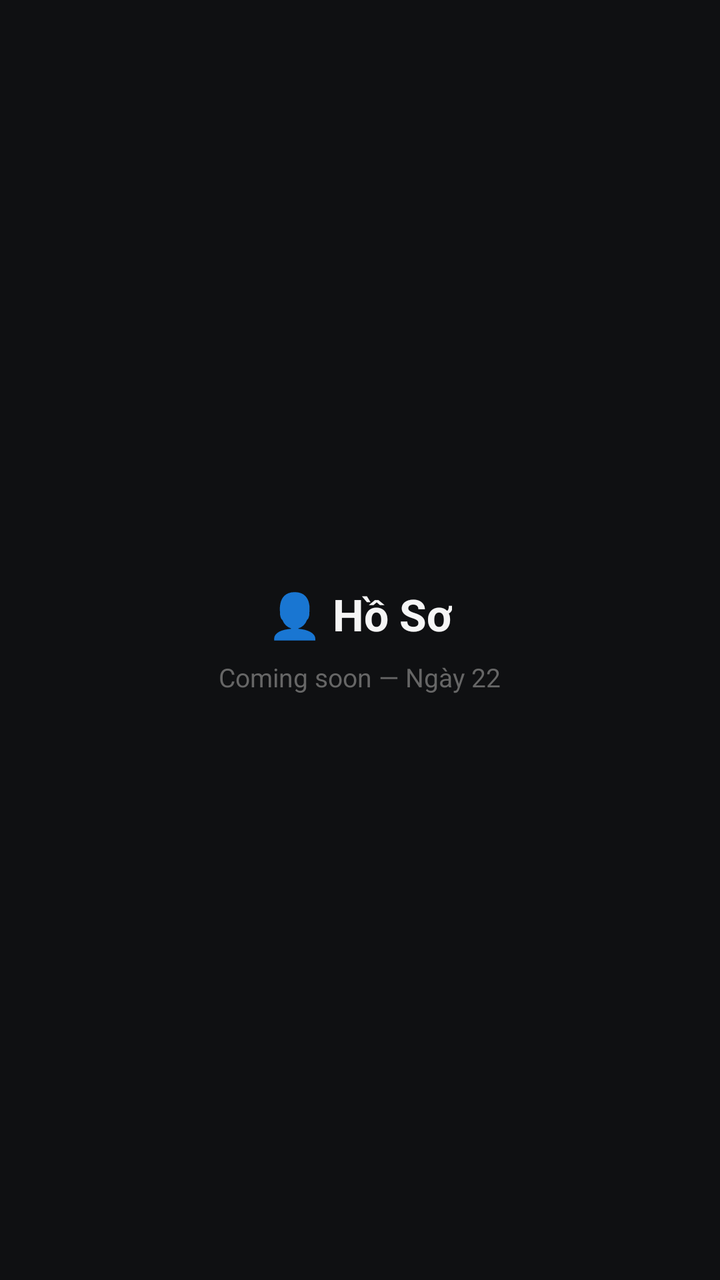
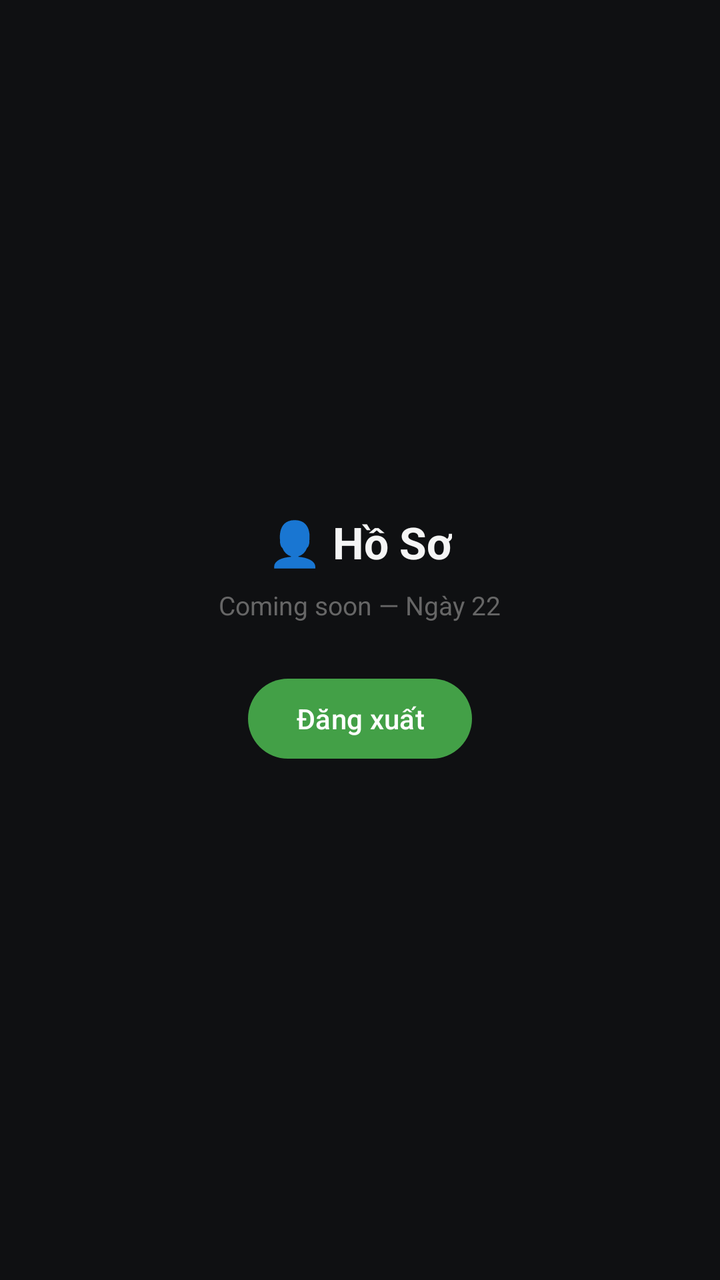

An Android layout rendered at two revisions. The XML below is the earlier revision; the diff shows what the commit changed to produce the second picture.
<!-- AndroidManifest.xml: application theme Theme.StadiumFind -->
<!-- res/layout/fragment_profile.xml -->
<?xml version="1.0" encoding="utf-8"?>
<LinearLayout xmlns:android="http://schemas.android.com/apk/res/android"
    android:layout_width="match_parent"
    android:layout_height="match_parent"
    android:gravity="center"
    android:orientation="vertical"
    android:background="@color/surface_dark">

    <TextView
        android:layout_width="wrap_content"
        android:layout_height="wrap_content"
        android:text="👤 Hồ Sơ"
        android:textColor="@color/text_primary"
        android:textSize="22sp"
        android:textStyle="bold" />

    <TextView
        android:layout_width="wrap_content"
        android:layout_height="wrap_content"
        android:layout_marginTop="8dp"
        android:text="Coming soon — Ngày 22"
        android:textColor="@color/text_hint"
        android:textSize="13sp" />
</LinearLayout>
<!-- resources referenced by this layout -->
<resources>
  <color name="surface_dark">#0F1012</color>
  <color name="text_hint">#666666</color>
  <color name="text_primary">#F5F5F5</color>
  <style name="Theme.StadiumFind" parent="Base.Theme.StadiumFind" />
  <style name="Base.Theme.StadiumFind" parent="Theme.Material3.Dark.NoActionBar">
          
          <item name="colorPrimary">@color/primary_400</item>
          <item name="colorOnPrimary">@color/text_on_primary</item>
          <item name="colorPrimaryContainer">@color/primary_600</item>
          <item name="colorOnPrimaryContainer">@color/primary_300</item>
  
          
          <item name="colorSurface">@color/surface_dark</item>
          <item name="colorOnSurface">@color/text_primary</item>
          <item name="colorSurfaceVariant">@color/surface_card</item>
          <item name="colorOnSurfaceVariant">@color/text_secondary</item>
  
          
          <item name="colorOutline">@color/stroke_default</item>
          <item name="colorOutlineVariant">@color/stroke_default</item>
  
          
          <item name="colorError">@color/error_red</item>
          <item name="colorOnError">@color/white</item>
  
          
          <item name="android:colorBackground">@color/surface_dark</item>
          <item name="android:windowBackground">@color/surface_dark</item>
          <item name="android:statusBarColor">@android:color/transparent</item>
          <item name="android:navigationBarColor">@color/surface_elevated</item>
          <item name="android:windowLightStatusBar" tools:targetApi="23">false</item>
      </style>
  <color name="primary_400">#43A047</color>
  <color name="text_on_primary">#FFFFFF</color>
  <color name="primary_600">#1B5E20</color>
  <color name="primary_300">#66BB6A</color>
  <color name="surface_card">#1E2124</color>
  <color name="text_secondary">#AAAAAA</color>
  <color name="stroke_default">#2A2D32</color>
  <color name="error_red">#EF5350</color>
  <color name="white">#FFFFFFFF</color>
  <color name="surface_elevated">#1A1C1F</color>
</resources>

<!-- the commit's change to res/layout/fragment_profile.xml (unified diff, before → after) -->
@@ -21,4 +21,11 @@
         android:text="Coming soon — Ngày 22"
         android:textColor="@color/text_hint"
         android:textSize="13sp" />
+
+    <Button
+        android:id="@+id/btnLogout"
+        android:layout_width="wrap_content"
+        android:layout_height="wrap_content"
+        android:layout_marginTop="24dp"
+        android:text="Đăng xuất" />
 </LinearLayout>
